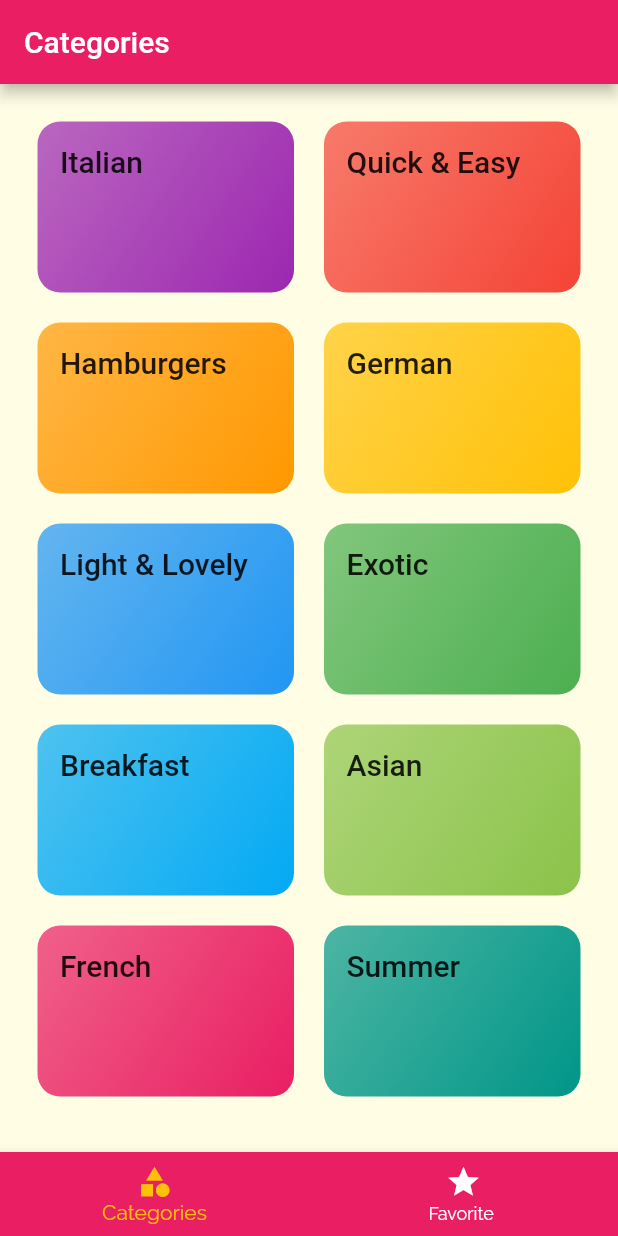
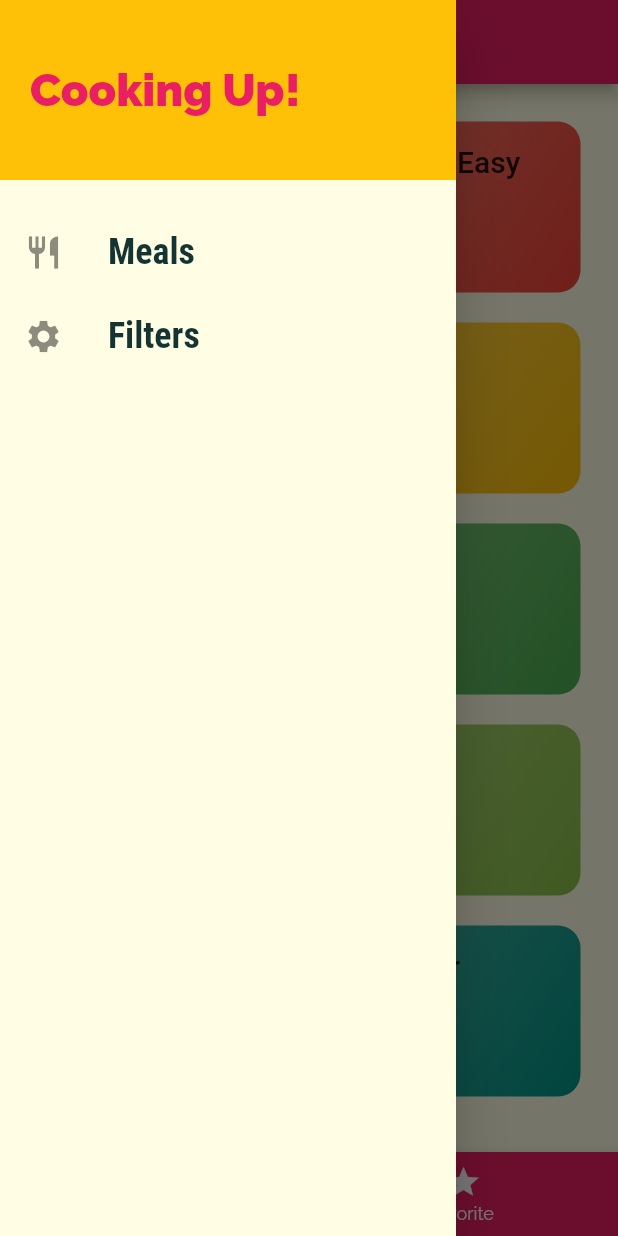
Before and after one commit to rutviksorathia/multiple_screen, a Flutter app: the screen it shows after launch, with the side drawer open (before the commit the screen has no drawer), on a phone screen of 412 x 824 dp. Run offline on Flutter 3.47's test engine with Material 2 defaults, Android fonts, the phone set to English and light mode, and no system bars.

```diff
--- a/lib/main.dart
+++ b/lib/main.dart
@@ -1,4 +1,5 @@
 import 'package:flutter/material.dart';
+import 'package:multiple_screen/screens/filter_screen.dart';
 import '../screens/tabs_screen.dart';
 import '../screens/meal_detail_screen.dart';
 
@@ -36,6 +37,7 @@ class MyApp extends StatelessWidget {
         '/': (ctx) => TabsScreen(),
         CategoryMealsScreen.routeName: (ctx) => CategoryMealsScreen(),
         MealDetailScreen.routeName: (ctx) => MealDetailScreen(),
+        FilterScreen.routName: (ctx) => FilterScreen()
       },
     );
   }
--- a/lib/screens/tabs_screen.dart
+++ b/lib/screens/tabs_screen.dart
@@ -1,4 +1,5 @@
 import 'package:flutter/material.dart';
+import '../widgets/main_drawer.dart';
 
 import '../screens/favorites.dart';
 import '../screens/categories_screen.dart';
@@ -33,6 +34,7 @@ class _TabsScreenState extends State<TabsScreen> {
       appBar: AppBar(
         title: Text(_pages[_selectedPageIndex]['title'].toString()),
       ),
+      drawer: MainDrawer(),
       body: _pages[_selectedPageIndex]['page'] as Widget,
       bottomNavigationBar: BottomNavigationBar(
         onTap: _selectPage,
--- /dev/null
+++ b/lib/widgets/main_drawer.dart
@@ -0,0 +1,55 @@
+import 'package:flutter/material.dart';
+import '../screens/filter_screen.dart';
+
+class MainDrawer extends StatelessWidget {
+  Widget buildListTile(String title, IconData icon, Function taphandler) {
+    return ListTile(
+      leading: Icon(
+        icon,
+        size: 26,
+      ),
+      title: Text(
+        title,
+        style: TextStyle(
+          fontFamily: 'RobotoCondensed',
+          fontSize: 24,
+          fontWeight: FontWeight.bold,
+        ),
+      ),
+      onTap: () => taphandler(),
+    );
+  }
+
+  @override
+  Widget build(BuildContext context) {
+    return Drawer(
+      child: Column(
+        children: <Widget>[
+          Container(
+            height: 120,
+            width: double.infinity,
+            padding: EdgeInsets.all(20),
+            alignment: Alignment.centerLeft,
+            color: Theme.of(context).accentColor,
+            child: Text(
+              'Cooking Up!',
+              style: TextStyle(
+                  fontWeight: FontWeight.w900,
+                  fontSize: 30,
+                  color: Theme.of(context).primaryColor),
+            ),
+          ),
+          SizedBox(
+            height: 20,
+          ),
+          buildListTile('Meals', Icons.restaurant, () {
+            Navigator.of(context).pushNamed('/');
+          }),
+          buildListTile('Filters', Icons.settings, () {
+            Navigator.of(context).pushNamed(FilterScreen.routName);
+          }),
+        ],
+      ),
+    );
+  }
+}
```
Also changed, not shown: lib/screens/categories_meal_screen.dart (+48 -21 lines), lib/screens/filter_screen.dart (added, +20 -0 lines), lib/screens/meal_detail_screen.dart (+10 -4 lines), lib/widgets/meal_item.dart (+45 -31 lines).
